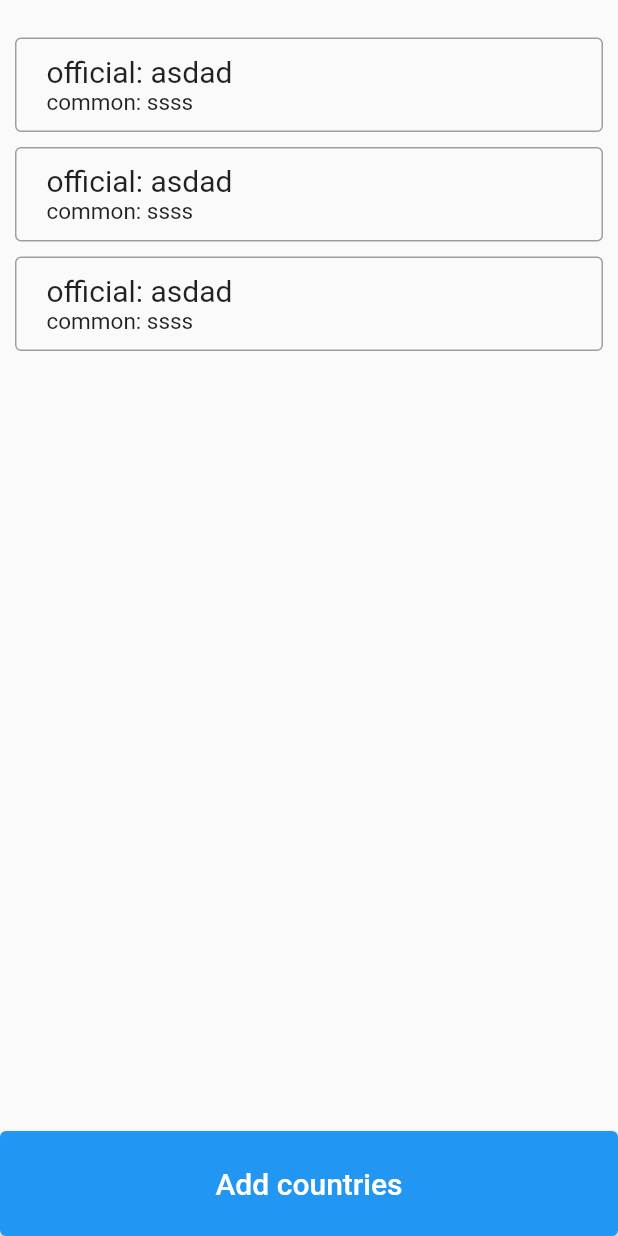
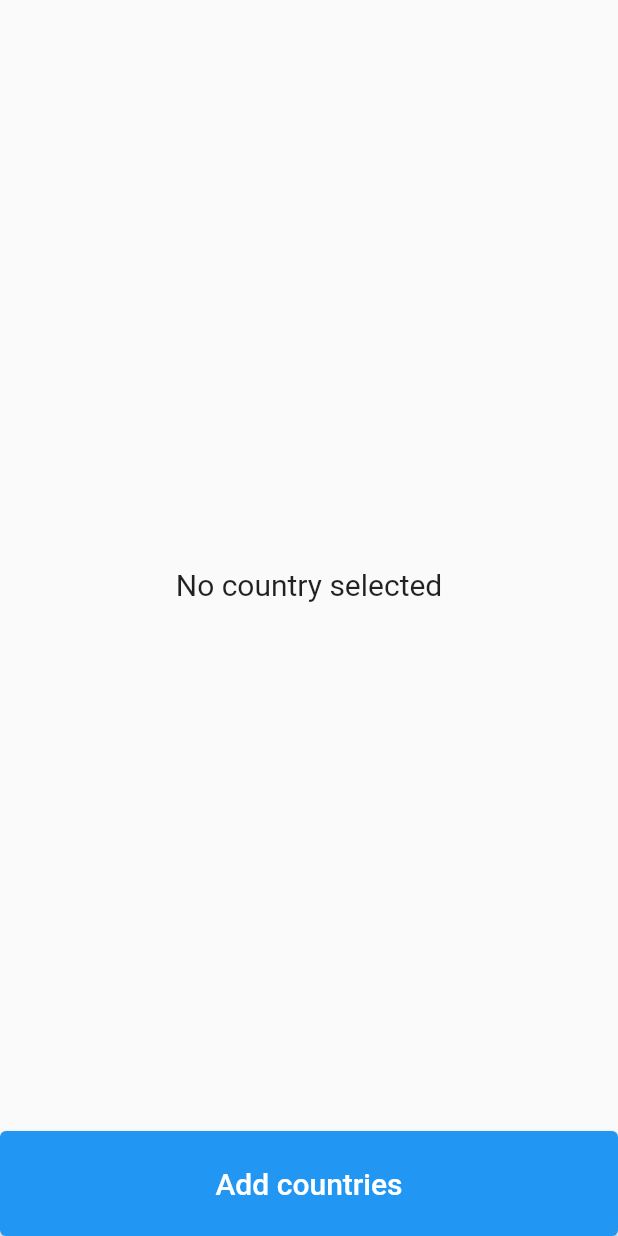
Before and after one commit to ehsanemamipour/blockcorp, a Flutter app: the screen it shows after launch, on a phone screen of 412 x 824 dp. Run offline on Flutter 3.47's test engine with Material 2 defaults, Android fonts, the light colour scheme and no system bars; our stand-ins replace dartz, dio, equatable, get, get_it; missing offline and left inert: shitty_connection_checker.

Commit message:
feat:implemented home controller logic

```diff
--- a/lib/core/router/router.dart
+++ b/lib/core/router/router.dart
@@ -9,7 +9,7 @@ class Router {
   static Route<dynamic> generateRoute(RouteSettings settings) {
     switch (settings.name) {
       case homeRoute:
-        return MaterialPageRoute(builder: (_) => const HomePage());
+        return MaterialPageRoute(builder: (_) => HomePage());
       case countriesListRoute:
         CountriesListPage instance = settings.arguments as CountriesListPage;
         return MaterialPageRoute(
--- a/lib/features/countries/presentation/controllers/countries/home_controller.dart
+++ b/lib/features/countries/presentation/controllers/countries/home_controller.dart
@@ -6,5 +6,6 @@ class HomeController extends GetxController {
 
   addSelectedCountries(List<Countries> countries) {
     countriesList.addAll(countries);
+    update();
   }
 }
--- a/lib/features/countries/presentation/pages/home_page.dart
+++ b/lib/features/countries/presentation/pages/home_page.dart
@@ -1,12 +1,16 @@
 import 'package:blockcorp/core/router/router.dart';
+import 'package:blockcorp/features/countries/domain/entities/countries.dart';
+import 'package:blockcorp/features/countries/presentation/controllers/countries/home_controller.dart';
 import 'package:blockcorp/features/countries/presentation/pages/countries_list_page.dart';
 import 'package:blockcorp/features/countries/presentation/widgets/country_item.dart';
 import 'package:blockcorp/features/countries/presentation/widgets/custom_button.dart';
+import 'package:blockcorp/injection_container.dart';
 import 'package:flutter/material.dart';
+import 'package:get/get.dart';
 
 class HomePage extends StatelessWidget {
-  const HomePage({Key? key}) : super(key: key);
-
+  HomePage({Key? key}) : super(key: key);
+  final HomeController _controller = Get.put(sl<HomeController>());
   @override
   Widget build(BuildContext context) {
     return SafeArea(
@@ -17,21 +21,41 @@ class HomePage extends StatelessWidget {
               height: 25,
             ),
             Expanded(
-                child: ListView.builder(
-                    itemCount: 3,
-                    itemBuilder: ((context, index) {
-                      return const CountryItem(
-                        commonName: 'ssss',
-                        officialName: 'asdad',
-                        hasCheckbox: false,
-                      );
-                    }))),
+                child: GetBuilder(
+              init: _controller,
+              builder: (_) {
+                if (_controller.countriesList.isEmpty) {
+                  return const Center(
+                    child: Text(
+                      'No country selected',
+                      style: TextStyle(fontSize: 20),
+                    ),
+                  );
+                } else {
+                  return ListView.builder(
+                      itemCount: _controller.countriesList.length,
+                      itemBuilder: ((context, index) {
+                        return CountryItem(
+                          commonName:
+                              _controller.countriesList[index].commonName ?? '',
+                          officialName:
+                              _controller.countriesList[index].officialName ??
+                                  '',
+                          hasCheckbox: false,
+                        );
+                      }));
+                }
+              },
+            )),
             CustomButton(
               name: 'Add countries',
-              onPressed: () {
-                var selectedCountries = Navigator.pushNamed(
+              onPressed: () async {
+                var selectedCountries = await Navigator.pushNamed(
                     context, countriesListRoute,
-                    arguments: const CountriesListPage(selectedCountries: []));
+                    arguments: CountriesListPage(selectedCountries: []));
+
+                _controller
+                    .addSelectedCountries(selectedCountries as List<Countries>);
               },
             )
           ],
--- a/lib/injection_container.dart
+++ b/lib/injection_container.dart
@@ -5,6 +5,7 @@ import 'package:blockcorp/features/countries/data/repositories/countries_reposit
 import 'package:blockcorp/features/countries/domain/repositories/countries_repository.dart';
 import 'package:blockcorp/features/countries/domain/usecases/fetch_countries.dart';
 import 'package:blockcorp/features/countries/presentation/controllers/countries/countries_controller.dart';
+import 'package:blockcorp/features/countries/presentation/controllers/countries/home_controller.dart';
 import 'package:dio/dio.dart';
 import 'package:get_it/get_it.dart';
 import 'package:shitty_connection_checker/internet_connection_checker.dart';
@@ -20,6 +21,7 @@ Future<void> init() async {
 void _injectCountries() {
   //controller
   sl.registerFactory(() => CountriesController(sl()));
+  sl.registerFactory(() => HomeController());
   //usecase
   sl.registerLazySingleton(() => FetchCountries(repository: sl()));
 
```
Also changed, not shown: lib/features/countries/presentation/pages/countries_list_page.dart (+4 -7 lines).
